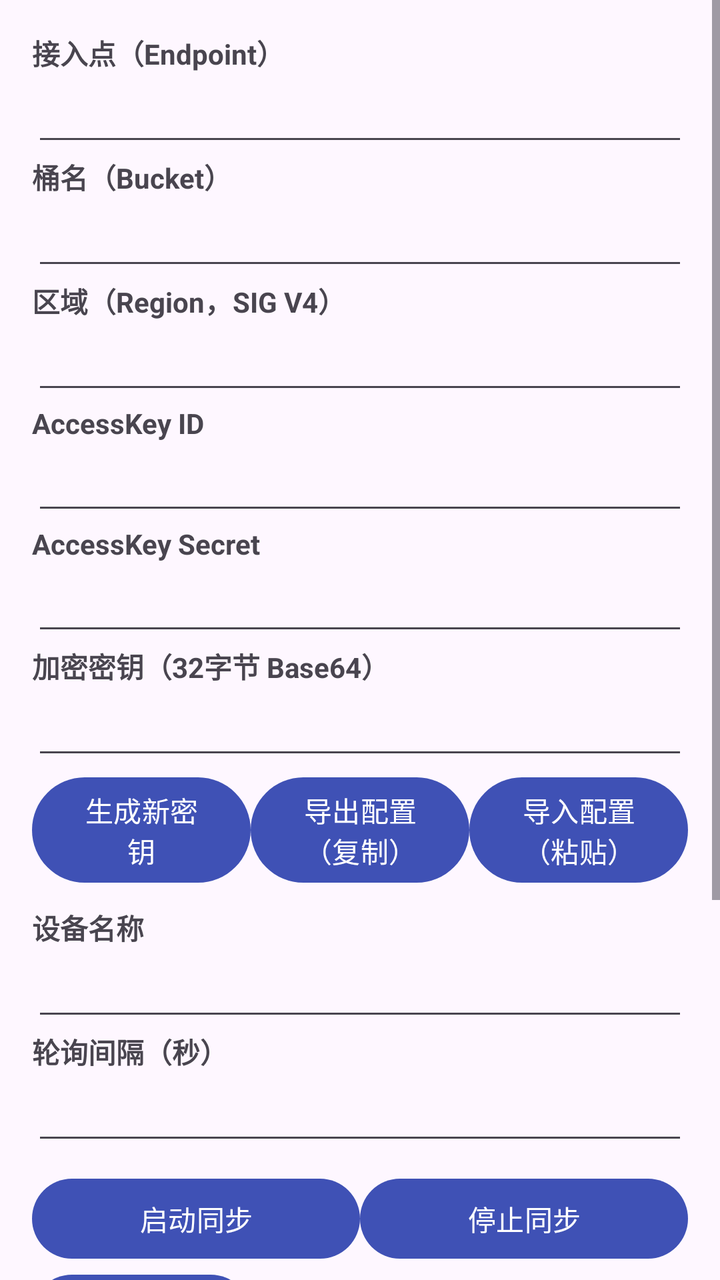
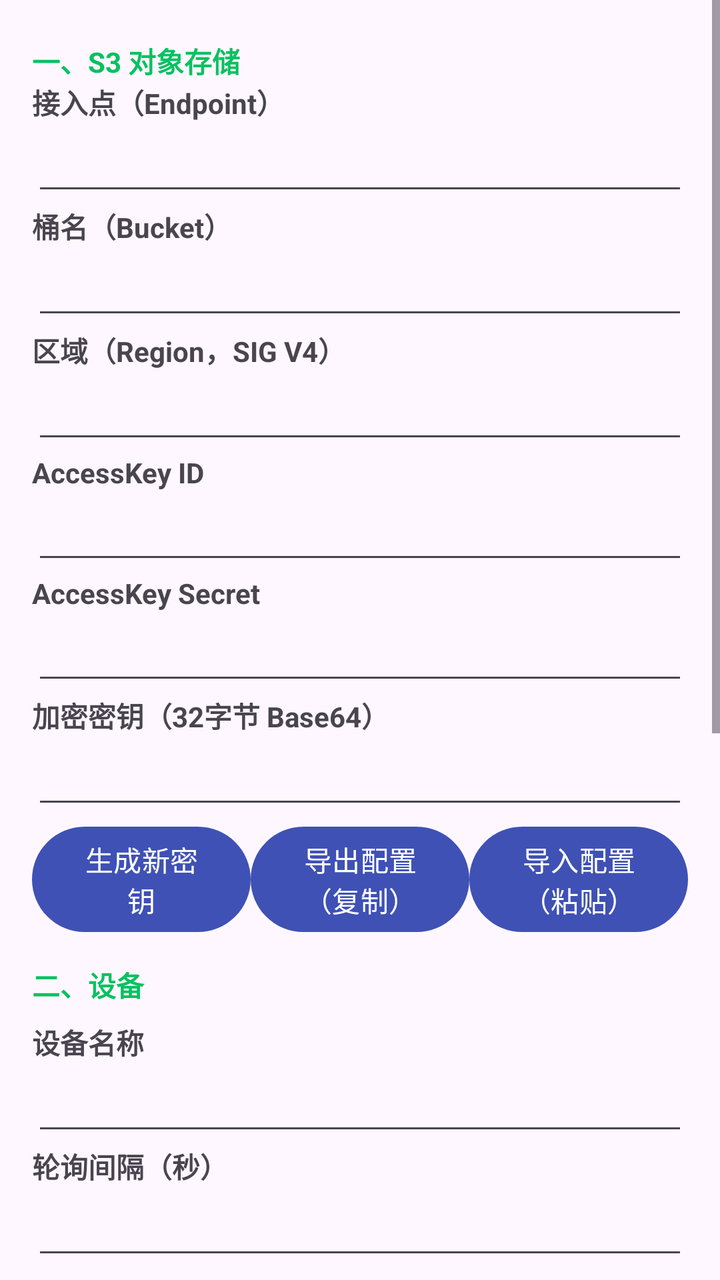

Compare the two renders of this Android layout. The source of the first and the diff that turns it into the second are given below.
<!-- AndroidManifest.xml: application theme Theme.PairSync -->
<!-- res/layout/activity_main.xml -->
<?xml version="1.0" encoding="utf-8"?>
<ScrollView xmlns:android="http://schemas.android.com/apk/res/android"
    android:layout_width="match_parent"
    android:layout_height="match_parent"
    android:fillViewport="true">

    <LinearLayout
        android:layout_width="match_parent"
        android:layout_height="wrap_content"
        android:orientation="vertical"
        android:padding="16dp">

        <TextView
            android:layout_width="match_parent"
            android:layout_height="wrap_content"
            android:text="@string/endpoint"
            android:textStyle="bold" />

        <EditText
            android:id="@+id/etEndpoint"
            android:layout_width="match_parent"
            android:layout_height="wrap_content"
            android:inputType="textUri"
            android:singleLine="true" />

        <TextView
            android:layout_width="match_parent"
            android:layout_height="wrap_content"
            android:text="@string/bucket"
            android:textStyle="bold" />

        <EditText
            android:id="@+id/etBucket"
            android:layout_width="match_parent"
            android:layout_height="wrap_content"
            android:inputType="text"
            android:singleLine="true" />

        <TextView
            android:layout_width="match_parent"
            android:layout_height="wrap_content"
            android:text="@string/region"
            android:textStyle="bold" />

        <EditText
            android:id="@+id/etRegion"
            android:layout_width="match_parent"
            android:layout_height="wrap_content"
            android:inputType="text"
            android:singleLine="true" />

        <TextView
            android:layout_width="match_parent"
            android:layout_height="wrap_content"
            android:text="@string/ak"
            android:textStyle="bold" />

        <EditText
            android:id="@+id/etAk"
            android:layout_width="match_parent"
            android:layout_height="wrap_content"
            android:inputType="text"
            android:singleLine="true" />

        <TextView
            android:layout_width="match_parent"
            android:layout_height="wrap_content"
            android:text="@string/sk"
            android:textStyle="bold" />

        <EditText
            android:id="@+id/etSk"
            android:layout_width="match_parent"
            android:layout_height="wrap_content"
            android:inputType="textPassword"
            android:singleLine="true" />

        <TextView
            android:layout_width="match_parent"
            android:layout_height="wrap_content"
            android:text="@string/key"
            android:textStyle="bold" />

        <EditText
            android:id="@+id/etKey"
            android:layout_width="match_parent"
            android:layout_height="wrap_content"
            android:inputType="text"
            android:singleLine="true" />

        <LinearLayout
            android:layout_width="match_parent"
            android:layout_height="wrap_content"
            android:orientation="horizontal">

            <Button
                android:id="@+id/btnGenKey"
                android:layout_width="0dp"
                android:layout_height="wrap_content"
                android:layout_weight="1"
                android:text="@string/gen_key" />

            <Button
                android:id="@+id/btnExport"
                android:layout_width="0dp"
                android:layout_height="wrap_content"
                android:layout_weight="1"
                android:text="@string/export_cfg" />

            <Button
                android:id="@+id/btnImport"
                android:layout_width="0dp"
                android:layout_height="wrap_content"
                android:layout_weight="1"
                android:text="@string/import_cfg" />
        </LinearLayout>

        <TextView
            android:layout_width="match_parent"
            android:layout_height="wrap_content"
            android:layout_marginTop="8dp"
            android:text="@string/device_name"
            android:textStyle="bold" />

        <EditText
            android:id="@+id/etName"
            android:layout_width="match_parent"
            android:layout_height="wrap_content"
            android:inputType="text"
            android:singleLine="true" />

        <TextView
            android:layout_width="match_parent"
            android:layout_height="wrap_content"
            android:text="@string/interval"
            android:textStyle="bold" />

        <EditText
            android:id="@+id/etInterval"
            android:layout_width="match_parent"
            android:layout_height="wrap_content"
            android:inputType="number"
            android:singleLine="true" />

        <LinearLayout
            android:layout_width="match_parent"
            android:layout_height="wrap_content"
            android:orientation="horizontal"
            android:layout_marginTop="8dp">

            <Button
                android:id="@+id/btnStart"
                android:layout_width="0dp"
                android:layout_height="wrap_content"
                android:layout_weight="1"
                android:text="@string/start" />

            <Button
                android:id="@+id/btnStop"
                android:layout_width="0dp"
                android:layout_height="wrap_content"
                android:layout_weight="1"
                android:text="@string/stop" />
        </LinearLayout>

        <LinearLayout
            android:layout_width="match_parent"
            android:layout_height="wrap_content"
            android:orientation="horizontal">

            <Button
                android:id="@+id/btnPerms"
                android:layout_width="0dp"
                android:layout_height="wrap_content"
                android:layout_weight="1"
                android:text="@string/ask_perms" />

            <Button
                android:id="@+id/btnNotifSet"
                android:layout_width="0dp"
                android:layout_height="wrap_content"
                android:layout_weight="1"
                android:text="@string/open_notif_set" />

            <Button
                android:id="@+id/btnBattery"
                android:layout_width="0dp"
                android:layout_height="wrap_content"
                android:layout_weight="1"
                android:text="@string/ignore_battery" />
        </LinearLayout>

        <Button
            android:id="@+id/btnTest"
            android:layout_width="match_parent"
            android:layout_height="wrap_content"
            android:layout_marginTop="8dp"
            android:text="@string/test_s3" />

        <Button
            android:id="@+id/btnArchive"
            android:layout_width="match_parent"
            android:layout_height="wrap_content"
            android:text="@string/browse_archive" />

        <TextView
            android:id="@+id/tvHint"
            android:layout_width="match_parent"
            android:layout_height="wrap_content"
            android:layout_marginTop="8dp"
            android:text="@string/perms_hint" />

        <TextView
            android:layout_width="match_parent"
            android:layout_height="wrap_content"
            android:layout_marginTop="16dp"
            android:text="@string/log_title"
            android:textStyle="bold" />

        <TextView
            android:id="@+id/tvLog"
            android:layout_width="match_parent"
            android:layout_height="wrap_content"
            android:background="#11000000"
            android:fontFamily="monospace"
            android:padding="8dp"
            android:text="..."
            android:textSize="11sp" />
    </LinearLayout>
</ScrollView>
<!-- resources referenced by this layout -->
<resources>
  <string name="ak">AccessKey ID</string>
  <string name="ask_perms">申请权限</string>
  <string name="browse_archive">信息归档浏览</string>
  <string name="bucket">桶名（Bucket）</string>
  <string name="device_name">设备名称</string>
  <string name="endpoint">接入点（Endpoint）</string>
  <string name="export_cfg">导出配置（复制）</string>
  <string name="gen_key">生成新密钥</string>
  <string name="ignore_battery">忽略电池优化</string>
  <string name="import_cfg">导入配置（粘贴）</string>
  <string name="interval">轮询间隔（秒）</string>
  <string name="key">加密密钥（32字节 Base64）</string>
  <string name="log_title">同步日志</string>
  <string name="open_notif_set">开启通知监听</string>
  <string name="perms_hint">提示：务必先申请权限并开启通知监听权限。</string>
  <string name="region">区域（Region，SIG V4）</string>
  <string name="sk">AccessKey Secret</string>
  <string name="start">启动同步</string>
  <string name="stop">停止同步</string>
  <string name="test_s3">测试 S3 连通</string>
  <style name="Theme.PairSync" parent="Theme.Material3.DayNight.NoActionBar">
          <item name="colorPrimary">@color/brand</item>
          <item name="android:statusBarColor">@color/brand</item>
      </style>
  <color name="brand">#3F51B5</color>
</resources>

<!-- the commit's change to res/layout/activity_main.xml (unified diff, before → after) -->
@@ -13,6 +13,15 @@
         <TextView
             android:layout_width="match_parent"
             android:layout_height="wrap_content"
+            android:layout_marginTop="4dp"
+            android:text="一、S3 对象存储"
+            android:textColor="#07C160"
+            android:textSize="14sp"
+            android:textStyle="bold" />
+
+        <TextView
+            android:layout_width="match_parent"
+            android:layout_height="wrap_content"
             android:text="@string/endpoint"
             android:textStyle="bold" />
 
@@ -118,6 +127,15 @@
         <TextView
             android:layout_width="match_parent"
             android:layout_height="wrap_content"
+            android:layout_marginTop="12dp"
+            android:text="二、设备"
+            android:textColor="#07C160"
+            android:textSize="14sp"
+            android:textStyle="bold" />
+
+        <TextView
+            android:layout_width="match_parent"
+            android:layout_height="wrap_content"
             android:layout_marginTop="8dp"
             android:text="@string/device_name"
             android:textStyle="bold" />
@@ -163,9 +181,19 @@
                 android:text="@string/stop" />
         </LinearLayout>
 
+        <TextView
+            android:layout_width="match_parent"
+            android:layout_height="wrap_content"
+            android:layout_marginTop="12dp"
+            android:text="三、权限与保活"
+            android:textColor="#07C160"
+            android:textSize="14sp"
+            android:textStyle="bold" />
+
         <LinearLayout
             android:layout_width="match_parent"
             android:layout_height="wrap_content"
+            android:layout_marginTop="4dp"
             android:orientation="horizontal">
 
             <Button
@@ -190,11 +218,20 @@
                 android:text="@string/ignore_battery" />
         </LinearLayout>
 
+        <TextView
+            android:layout_width="match_parent"
+            android:layout_height="wrap_content"
+            android:layout_marginTop="12dp"
+            android:text="四、云端连通与归档"
+            android:textColor="#07C160"
+            android:textSize="14sp"
+            android:textStyle="bold" />
+
         <Button
             android:id="@+id/btnTest"
             android:layout_width="match_parent"
             android:layout_height="wrap_content"
-            android:layout_marginTop="8dp"
+            android:layout_marginTop="4dp"
             android:text="@string/test_s3" />
 
         <Button
@@ -202,6 +239,22 @@
             android:layout_width="match_parent"
             android:layout_height="wrap_content"
             android:text="@string/browse_archive" />
+
+        <TextView
+            android:layout_width="match_parent"
+            android:layout_height="wrap_content"
+            android:layout_marginTop="12dp"
+            android:text="五、管理（删除设备）"
+            android:textColor="#07C160"
+            android:textSize="14sp"
+            android:textStyle="bold" />
+
+        <Button
+            android:id="@+id/btnManage"
+            android:layout_width="match_parent"
+            android:layout_height="wrap_content"
+            android:layout_marginTop="4dp"
+            android:text="管理云端设备（需管理密码）" />
 
         <TextView
             android:id="@+id/tvHint"
